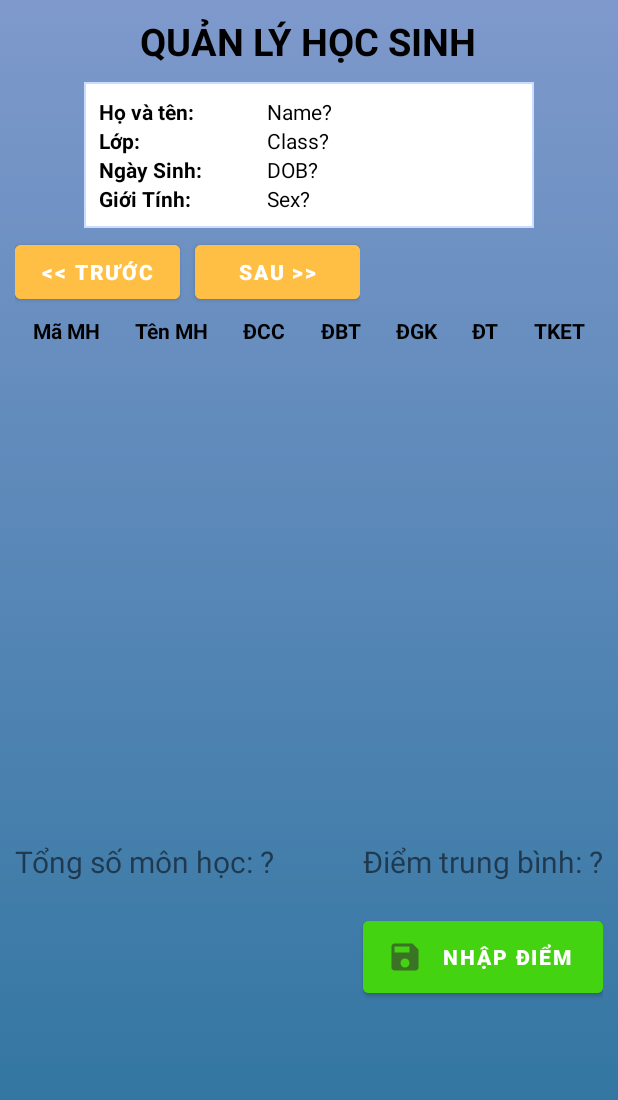
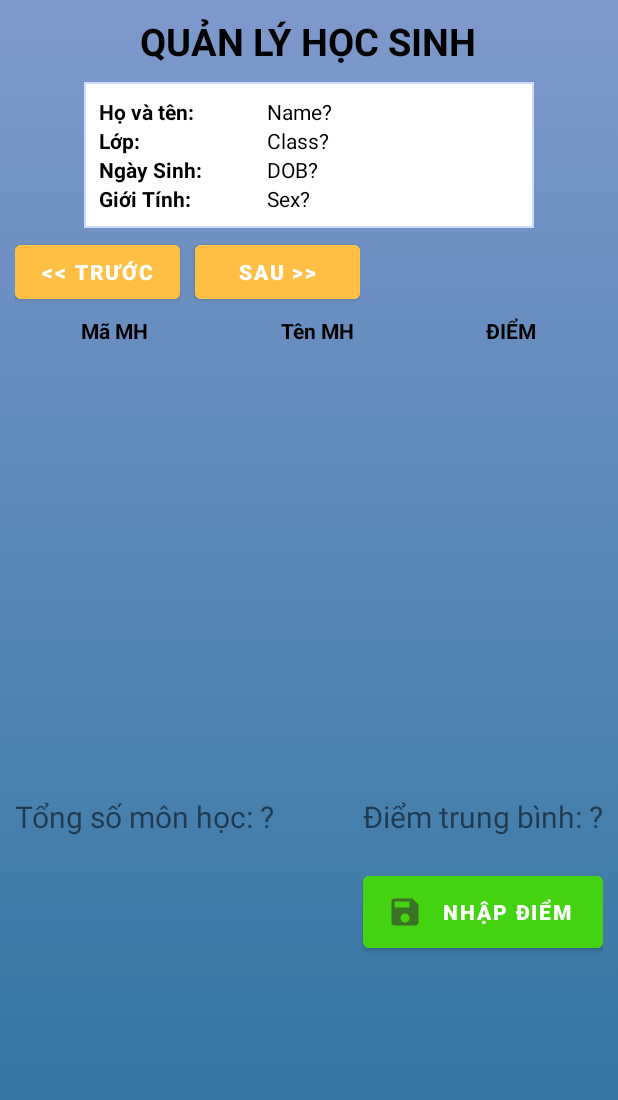
Before and after one commit to truong-lv/Student-Score-Management_App, an Android app: the layout activity_student_manager.xml on its own in the app's theme, with its tools: preview values and no code run, on a phone screen of 412 x 824 dp. Shown: the top 1100 px of the screen. Run offline under Robolectric (Android 15) with nearby library versions, the phone set to English and light mode, and no system bars.

Commit message:
handle studentManager

```diff
--- a/app/src/main/AndroidManifest.xml
+++ b/app/src/main/AndroidManifest.xml
@@ -21,7 +21,7 @@
             android:name=".ChooseClassActivity"
             android:exported="false" />
         <activity
-            android:name=".LoginActivity"
+            android:name=".StudentManagerActivity"
             android:exported="true">
             <intent-filter>
                 <action android:name="android.intent.action.MAIN" />
--- a/app/src/main/java/com/example/studentscoremanagement/MainActivity.java
+++ b/app/src/main/java/com/example/studentscoremanagement/MainActivity.java
@@ -7,6 +7,7 @@ import android.os.Bundle;
 import android.view.View;
 import android.widget.Button;
 import android.widget.EditText;
+import android.widget.Toast;
 
 public class MainActivity extends AppCompatActivity {
 
@@ -21,7 +22,7 @@ public class MainActivity extends AppCompatActivity {
     }
 
     private void setEvent() {
-
+        Toast.makeText(this,"Xin chao", Toast.LENGTH_SHORT).show();
     }
 
     private void addControl() {
--- a/app/src/main/res/layout/activity_student_manager.xml
+++ b/app/src/main/res/layout/activity_student_manager.xml
@@ -44,7 +44,8 @@
                 android:layout_height="wrap_content"
                 android:text="Name?"
                 android:textColor="#000"
-                android:layout_weight="3"/>
+                android:layout_weight="3"
+                android:id="@+id/tvHoTen"/>
         </LinearLayout>
         <LinearLayout
             android:layout_width="match_parent"
@@ -62,7 +63,8 @@
                 android:layout_height="wrap_content"
                 android:text="Class?"
                 android:textColor="#000"
-                android:layout_weight="3"/>
+                android:layout_weight="3"
+                android:id="@+id/tvLop"/>
         </LinearLayout>
         <LinearLayout
             android:layout_width="match_parent"
@@ -80,7 +82,8 @@
                 android:layout_height="wrap_content"
                 android:text="DOB?"
                 android:textColor="#000"
-                android:layout_weight="3"/>
+                android:layout_weight="3"
+                android:id="@+id/tvNgaySinh"/>
         </LinearLayout>
         <LinearLayout
             android:layout_width="match_parent"
@@ -98,7 +101,8 @@
                 android:layout_height="wrap_content"
                 android:text="Sex?"
                 android:textColor="#000"
-                android:layout_weight="3"/>
+                android:layout_weight="3"
+                android:id="@+id/tvPhai"/>
         </LinearLayout>
     </LinearLayout>
     <LinearLayout
@@ -112,6 +116,7 @@
             android:text="&lt;&lt; Trước"
             android:textStyle="bold"
             android:backgroundTint="#FFBF44"
+            android:id="@+id/btnTruoc"
             />
         <Button
             android:layout_width="110dp"
@@ -119,13 +124,14 @@
             android:text="Sau &gt;&gt;"
             android:textStyle="bold"
             android:backgroundTint="#FFBF44"
-            android:layout_marginLeft="10dp" />
+            android:layout_marginLeft="10dp"
+            android:id="@+id/btnSau"/>
     </LinearLayout>
     <TableLayout
         android:layout_width="match_parent"
-        android:layout_height="350dp"
+        android:layout_height="320dp"
         android:stretchColumns="*"
-        >
+        android:id="@+id/tbDiem">
         <TableRow>
             <TextView
                 android:text="Mã MH"
@@ -139,35 +145,12 @@
                 android:textColor="#000"
                 />
             <TextView
-                android:text="ĐCC"
+                android:text="ĐIỂM"
                 android:gravity="center"
                 android:textStyle="bold"
                 android:textColor="#000"
                 />
-            <TextView
-                android:text="ĐBT"
-                android:gravity="center"
-                android:textStyle="bold"
-                android:textColor="#000"
-                />
-            <TextView
-                android:text="ĐGK"
-                android:gravity="center"
-                android:textStyle="bold"
-                android:textColor="#000"
-                />
-            <TextView
-                android:text="ĐT"
-                android:gravity="center"
-                android:textStyle="bold"
-                android:textColor="#000"
-                />
-            <TextView
-                android:text="TKET"
-                android:gravity="center"
-                android:textStyle="bold"
-                android:textColor="#000"
-                />
+
         </TableRow>
     </TableLayout>
     <LinearLayout
```
Also changed, not shown: app/src/main/java/com/example/studentscoremanagement/DBHelper.java (+7 -0 lines), app/src/main/java/com/example/studentscoremanagement/StudentManagerActivity.java (+155 -0 lines).
